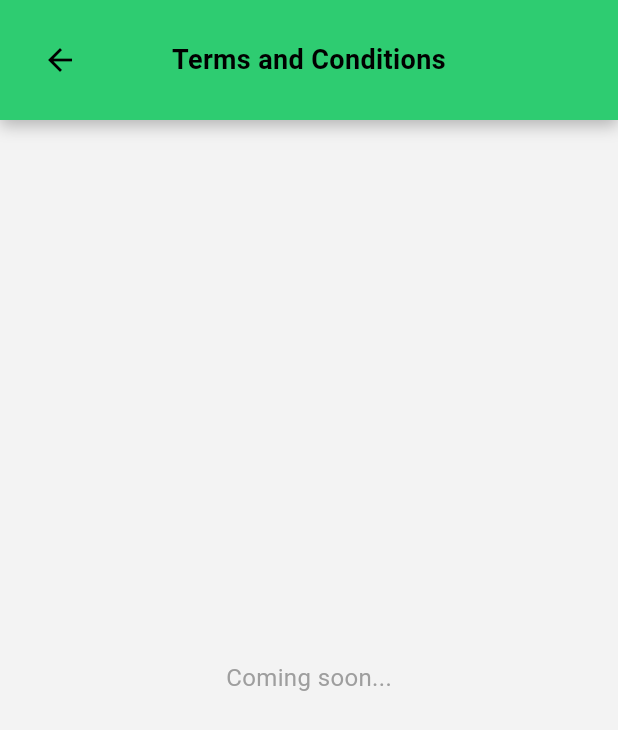
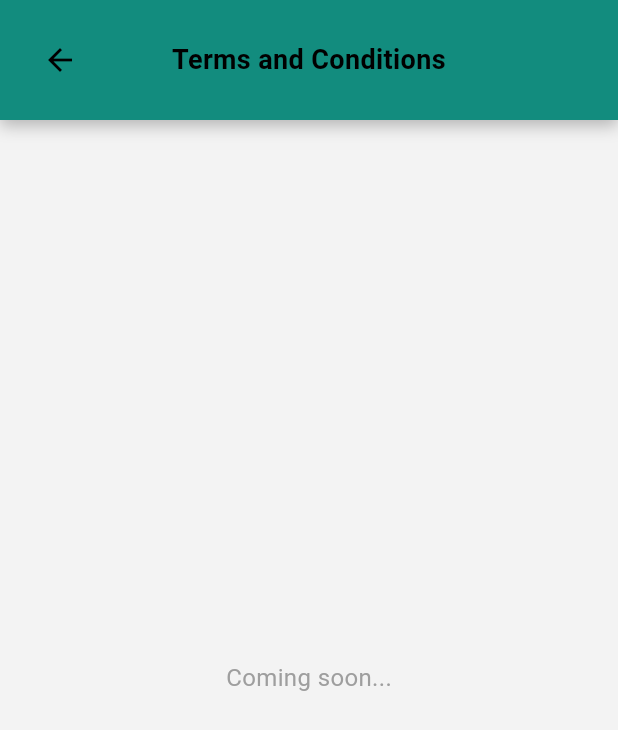
Before and after one commit to elite-andrew/mredeo_app, a Flutter app: the TermsAndConditionsScreen screen opened by its route, on a phone screen of 412 x 824 dp. Shown: the top 730 px of the screen. Run offline on Flutter 3.47's test engine with Material 3 defaults, Android fonts, the phone set to English and light mode, and no system bars; our stand-ins replace go_router.

Commit message:
Worked on optimizing the Code

```diff
--- a/lib/screens/member/terms_and_conditions_screen.dart
+++ b/lib/screens/member/terms_and_conditions_screen.dart
@@ -1,5 +1,6 @@
 import 'package:flutter/material.dart';
-import 'package:go_router/go_router.dart';
+import 'package:redeo_app/core/theme/app_colors.dart';
+import 'package:redeo_app/widgets/common/custom_app_bar.dart';
 
 class TermsAndConditionsScreen extends StatelessWidget {
   const TermsAndConditionsScreen({super.key});
@@ -7,56 +8,16 @@ class TermsAndConditionsScreen extends StatelessWidget {
   @override
   Widget build(BuildContext context) {
     return Scaffold(
-      backgroundColor: const Color(0xFFF3F3F3),
+      backgroundColor: AppColors.background,
       body: Column(
         children: [
-          // Custom App Bar
-          Container(
-            width: double.infinity,
-            padding: EdgeInsets.fromLTRB(
-              16,
-              MediaQuery.of(context).padding.top + 16,
-              16,
-              16,
-            ),
-            decoration: const BoxDecoration(
-              color: Color(0xFF2ECC71),
-              boxShadow: [
-                BoxShadow(
-                  color: Color(0x40000000),
-                  blurRadius: 8,
-                  offset: Offset(0, 4),
-                ),
-              ],
-            ),
-            child: Row(
-              children: [
-                IconButton(
-                  icon: const Icon(Icons.arrow_back, color: Colors.black),
-                  onPressed: () => context.pop(),
-                ),
-                const Expanded(
-                  child: Text(
-                    'Terms and Conditions',
-                    textAlign: TextAlign.center,
-                    style: TextStyle(
-                      fontSize: 18,
-                      fontWeight: FontWeight.bold,
-                      color: Colors.black,
-                    ),
-                  ),
-                ),
-                const SizedBox(width: 48), // balance the row
-              ],
-            ),
-          ),
-
+          const CustomAppBar(title: 'Terms and Conditions'),
           // Placeholder until content is loaded
           const Expanded(
             child: Center(
               child: Text(
                 'Coming soon...',
-                style: TextStyle(fontSize: 16, color: Colors.grey),
+                style: TextStyle(fontSize: 16, color: AppColors.textSecondary),
               ),
             ),
           ),
```
Also changed, not shown: 7 other files.
